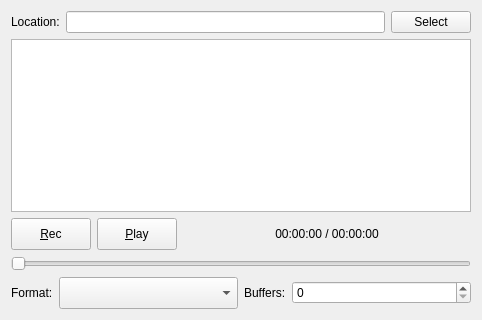
gqrx-sdr/gqrx, file src/qtgui/iq_tool.ui: the form before one commit.
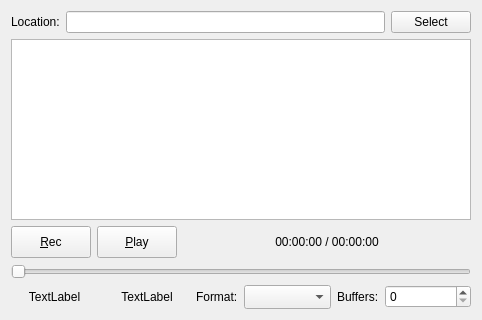
The form after the commit. Icons and pictures are not drawn.

Commit message:
iq recorder GUI improvements
1. Add GUI labels for buffer usage/file size monitoring
2. Stop recording in case of failure instead of crashing

The edit to the form file:
```diff
--- a/src/qtgui/iq_tool.ui
+++ b/src/qtgui/iq_tool.ui
@@ -90,6 +90,12 @@
        <property name="enabled">
         <bool>true</bool>
        </property>
+       <property name="sizePolicy">
+        <sizepolicy hsizetype="Minimum" vsizetype="Fixed">
+         <horstretch>0</horstretch>
+         <verstretch>0</verstretch>
+        </sizepolicy>
+       </property>
        <property name="minimumSize">
         <size>
          <width>32</width>
@@ -160,7 +166,7 @@
        <property name="sizeHint" stdset="0">
         <size>
          <width>40</width>
-         <height>20</height>
+         <height>10</height>
         </size>
        </property>
       </spacer>
@@ -183,7 +189,7 @@
        <property name="sizeHint" stdset="0">
         <size>
          <width>40</width>
-         <height>20</height>
+         <height>10</height>
         </size>
        </property>
       </spacer>
@@ -211,6 +217,44 @@
    </item>
    <item>
     <layout class="QHBoxLayout" name="horizontalLayout_3">
+     <item>
+      <widget class="QLabel" name="bufferStats">
+       <property name="sizePolicy">
+        <sizepolicy hsizetype="Expanding" vsizetype="Preferred">
+         <horstretch>0</horstretch>
+         <verstretch>0</verstretch>
+        </sizepolicy>
+       </property>
+       <property name="text">
+        <string>TextLabel</string>
+       </property>
+       <property name="alignment">
+        <set>Qt::AlignCenter</set>
+       </property>
+      </widget>
+     </item>
+     <item>
+      <widget class="QLabel" name="sizeStats">
+       <property name="sizePolicy">
+        <sizepolicy hsizetype="Expanding" vsizetype="Preferred">
+         <horstretch>0</horstretch>
+         <verstretch>0</verstretch>
+        </sizepolicy>
+       </property>
+       <property name="minimumSize">
+        <size>
+         <width>0</width>
+         <height>0</height>
+        </size>
+       </property>
+       <property name="text">
+        <string>TextLabel</string>
+       </property>
+       <property name="alignment">
+        <set>Qt::AlignCenter</set>
+       </property>
+      </widget>
+     </item>
      <item>
       <widget class="QLabel" name="formatLabel">
        <property name="sizePolicy">
@@ -222,7 +266,7 @@
        <property name="minimumSize">
         <size>
          <width>32</width>
-         <height>32</height>
+         <height>0</height>
         </size>
        </property>
        <property name="text">
@@ -232,8 +276,11 @@
      </item>
      <item>
       <widget class="QComboBox" name="formatCombo">
+       <property name="enabled">
+        <bool>true</bool>
+       </property>
        <property name="sizePolicy">
-        <sizepolicy hsizetype="Expanding" vsizetype="Fixed">
+        <sizepolicy hsizetype="Expanding" vsizetype="Minimum">
          <horstretch>0</horstretch>
          <verstretch>0</verstretch>
         </sizepolicy>
@@ -241,12 +288,15 @@
        <property name="minimumSize">
         <size>
          <width>32</width>
-         <height>32</height>
+         <height>24</height>
         </size>
        </property>
        <property name="editable">
         <bool>false</bool>
        </property>
+       <property name="frame">
+        <bool>true</bool>
+       </property>
       </widget>
      </item>
      <item>
@@ -260,7 +310,7 @@
        <property name="minimumSize">
         <size>
          <width>32</width>
-         <height>32</height>
+         <height>0</height>
         </size>
        </property>
        <property name="text">
```
The commit also changes 7 other files.
